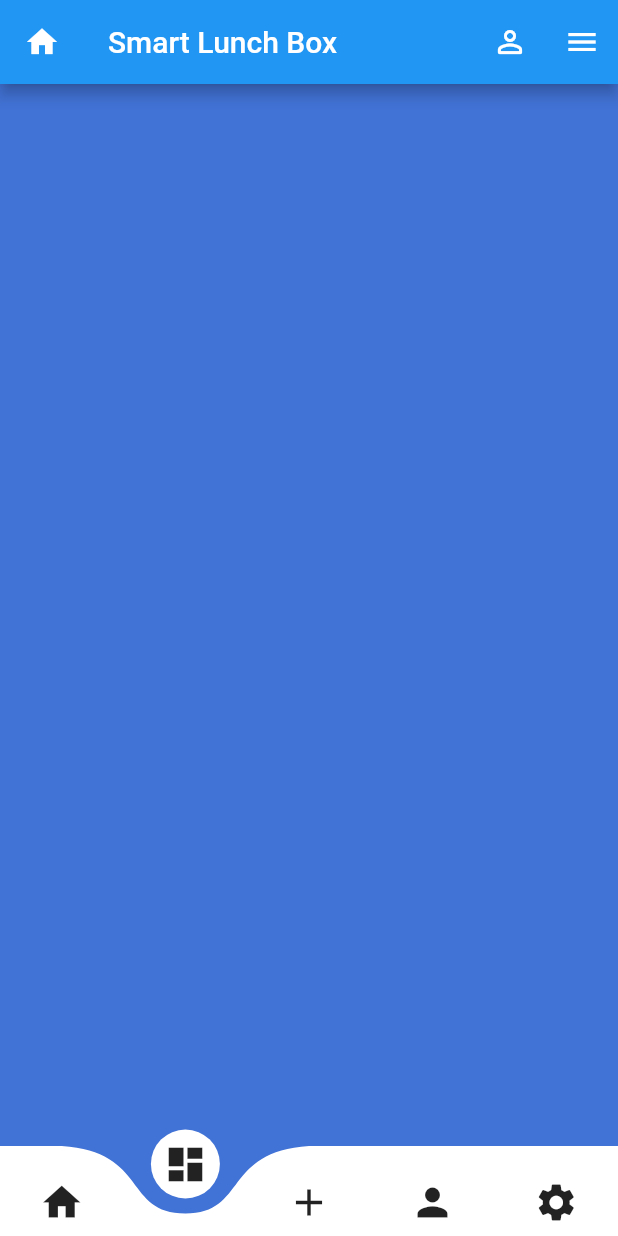
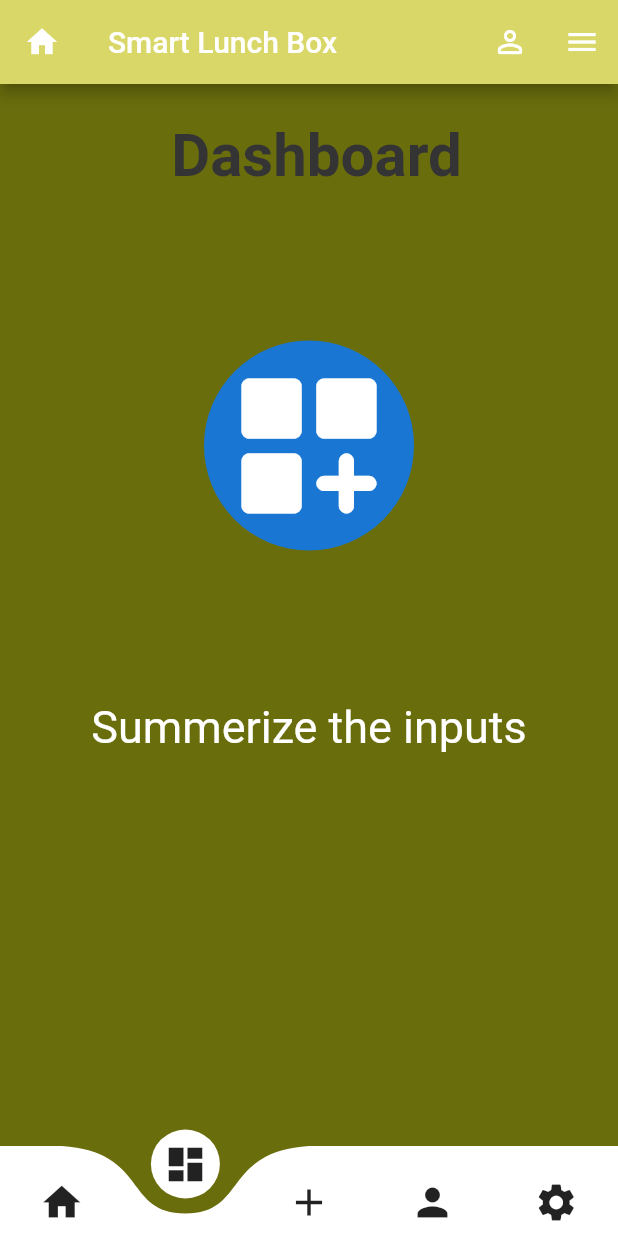
Before and after one commit to Thameera08/smart_lunch_box, a Flutter app: the screen it shows after launch, item 2 of the bottom bar chosen, on a phone screen of 412 x 824 dp. Run offline on Flutter 3.47's test engine with Material 2 defaults, Android fonts, the phone set to English and light mode, and no system bars; drawn by our look-alikes of curved_navigation_bar.

Commit message:
commit 3

```diff
--- a/lib/main.dart
+++ b/lib/main.dart
@@ -15,7 +15,7 @@ class MyApp extends StatelessWidget {
 
   @override
   Widget build(BuildContext context) {
-    return MaterialApp(
+    return const MaterialApp(
       debugShowCheckedModeBanner: false,
       home: HomeScreen(),
     );
@@ -26,6 +26,7 @@ class HomeScreen extends StatefulWidget {
   const HomeScreen({Key? key}) : super(key: key);
 
   @override
+  // ignore: library_private_types_in_public_api
   _HomeScreenState createState() => _HomeScreenState();
 }
 
@@ -125,10 +126,11 @@ class _HomeScreenState extends State<HomeScreen> {
           ),
         ],
         title: const Text("Smart Lunch Box"),
+        backgroundColor:const Color.fromARGB(255, 217, 215, 103),
       ),
-      backgroundColor: Color.fromARGB(255, 65, 114, 213),
+      backgroundColor: const Color.fromARGB(255, 106, 109, 12),
       bottomNavigationBar: CurvedNavigationBar(
-        items: [
+        items: const [
           Icon(
             Icons.home,
             size: 30,
@@ -163,7 +165,7 @@ class _HomeScreenState extends State<HomeScreen> {
         color: Colors.white,
       ),
       body: Container(
-        color: Color.fromARGB(255, 65, 114, 213),
+        color: const Color.fromARGB(255, 106, 109, 12),
         width: double.infinity,
         height: double.infinity,
         alignment: Alignment.center,
--- a/lib/screen/dashboard.dart
+++ b/lib/screen/dashboard.dart
@@ -5,6 +5,37 @@ class Dashboard extends StatelessWidget {
 
   @override
   Widget build(BuildContext context) {
-    return Container();
+    return const Padding(
+      padding: EdgeInsets.all(24.0),
+      child: Column(
+        children: [
+          Text(
+            ' Dashboard',
+            style: TextStyle(
+              fontSize: 40,
+              color: Color.fromARGB(255, 53, 52, 52),
+              fontWeight: FontWeight.bold,
+            ),
+          ),
+          SizedBox(
+            height: 100,
+          ),
+          CircleAvatar(
+            radius: 70,
+            child: Icon(
+              Icons.dashboard_customize_rounded,
+              size: 120,
+            ),
+          ),
+          SizedBox(
+            height: 100,
+          ),
+          Text(
+            'Summerize the inputs',
+            style: TextStyle(fontSize: 30, color: Colors.white),
+          ),
+        ],
+      ),
+    );
   }
 }
--- a/lib/screen/home.dart
+++ b/lib/screen/home.dart
@@ -5,10 +5,10 @@ class Home extends StatelessWidget {
 
   @override
   Widget build(BuildContext context) {
-    return Padding(
-      padding: const EdgeInsets.all(24.0),
+    return const Padding(
+      padding: EdgeInsets.all(24.0),
       child: Column(
-        children: const [
+        children: [
           Text(
             ' Smart Lunch Box',
             style: TextStyle(
```
Also changed, not shown: lib/screen/profile.dart (+32 -1 lines).
